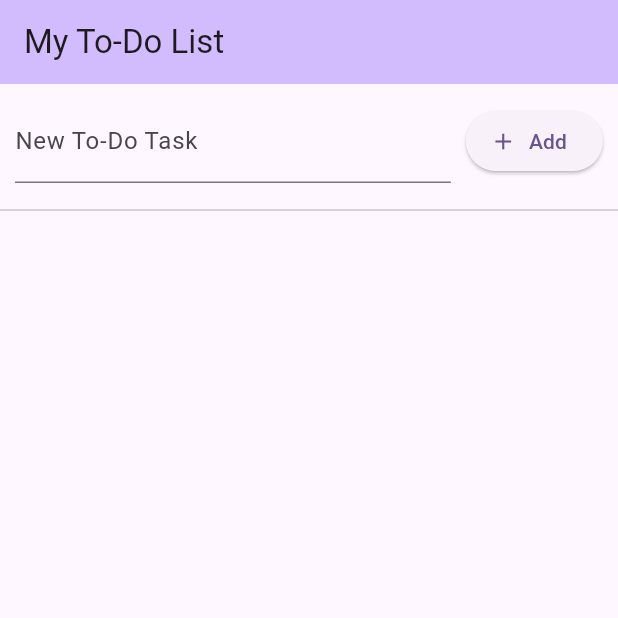
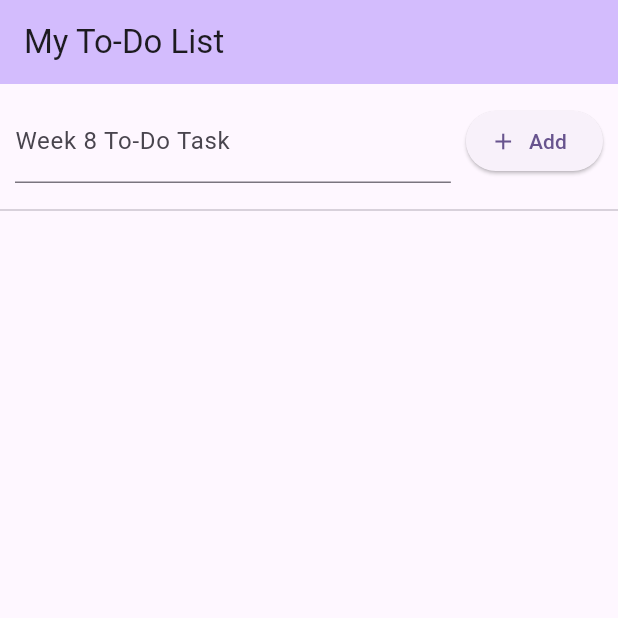
Before and after one commit to TienSyPham/Testweek8, a Flutter app: the screen it shows after launch, on a phone screen of 412 x 824 dp, the top half of it. Run offline on Flutter 3.47's test engine with Material 3 defaults, Android fonts, the phone set to English and light mode, and no system bars; our stand-ins replace floor, sqflite; accounts and stored records are empty; generated files the repository leaves out were written again.

Commit message:
Week 8 done

```diff
--- a/lib/main.dart
+++ b/lib/main.dart
@@ -121,7 +121,7 @@ class _MyHomePageState extends State<MyHomePage>
                 Expanded(
                   child: TextField(
                     controller: _taskController,
-                    decoration: const InputDecoration(labelText: 'New To-Do Task'),
+                    decoration: const InputDecoration(labelText: 'Week 8 To-Do Task'),
                   ),
                 ),
                 const SizedBox(width: 10),
```
